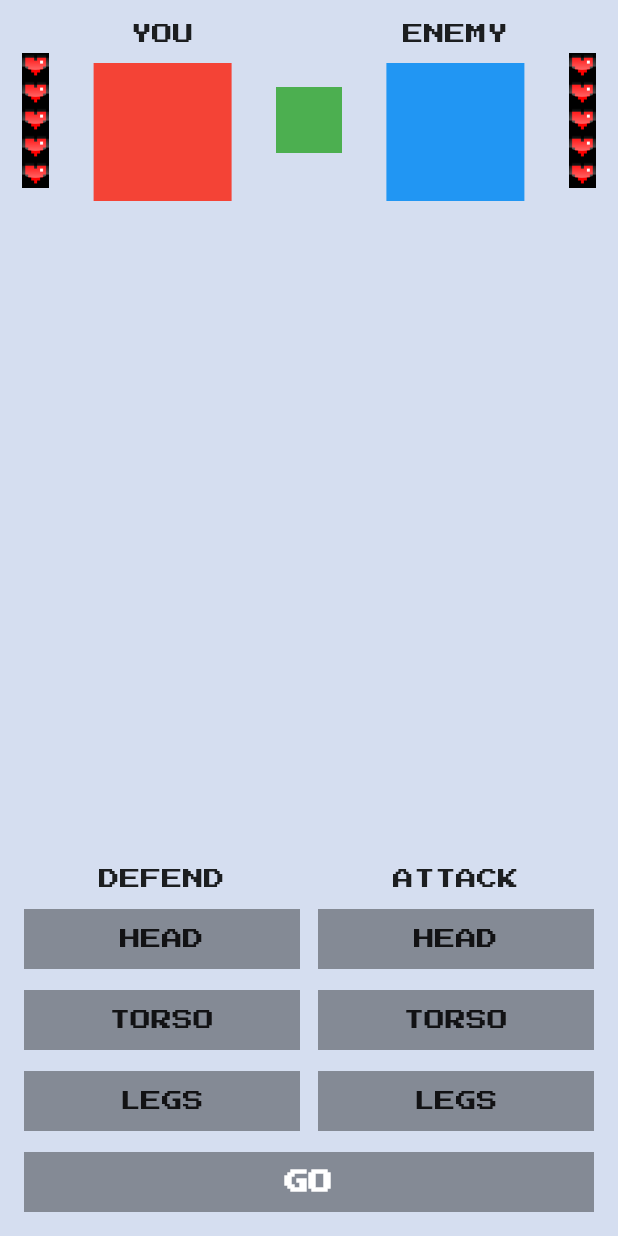
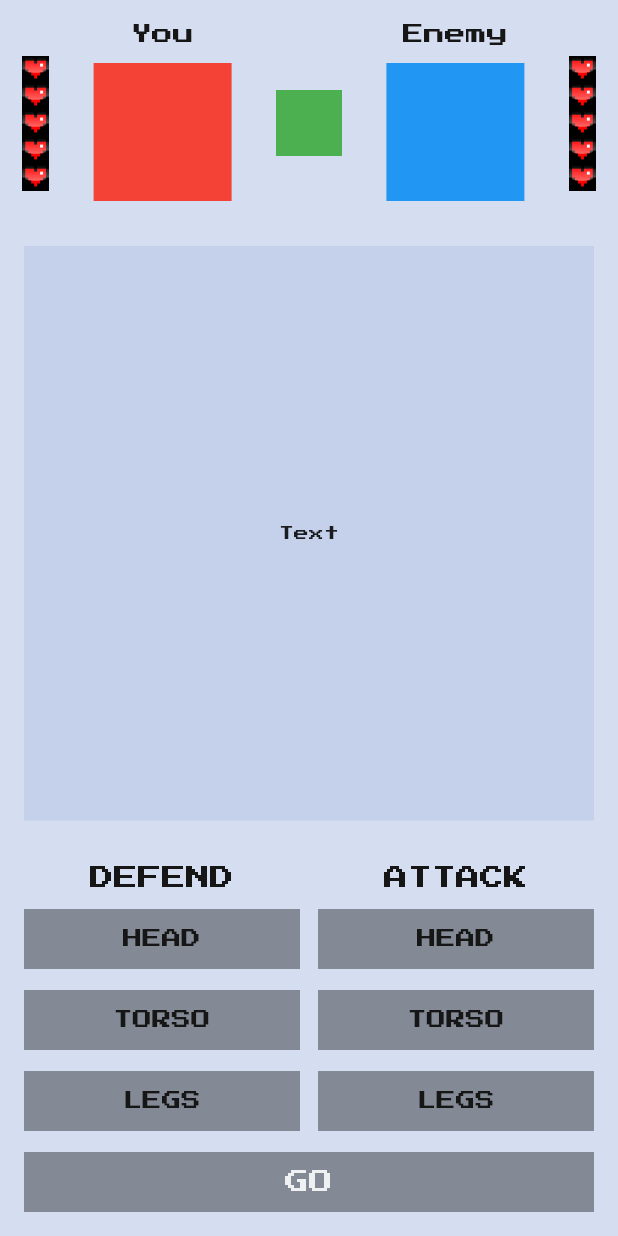
Before and after one commit to RNOVOSELOV/flutter_fight_club, a Flutter app: the screen it shows after launch, on a phone screen of 412 x 824 dp. Run offline on Flutter 3.47's test engine with Material 2 defaults, Android fonts, the phone set to English and light mode, and no system bars; our stand-ins replace google_fonts.

Commit message:
Tasks 1 2 3 4

```diff
--- /dev/null
+++ b/lib/fight_club_colors.dart
@@ -0,0 +1,18 @@
+import 'dart:ui';
+
+class FightClubColors {
+
+  FightClubColors._();
+
+  static const backgroundColor = Color(0xFFD5DEF0);
+  static const youPartBackgroundColor = Color.fromRGBO(255, 255, 255, 1);
+  static const enemyPartBackgroundColor = Color.fromRGBO(197, 209, 234, 1);
+  static const infoPanelBackgroundColor = enemyPartBackgroundColor;
+
+  static const greyButtonColor = Color.fromRGBO(0, 0, 0, 0.38);
+  static const blueButtonColor = Color.fromRGBO(28, 121, 206, 1);
+  static const blackButtonColor = Color.fromRGBO(0, 0, 0, 0.87);
+
+  static const darkGreyTextColor = Color.fromRGBO(22, 22, 22, 1);
+  static const whiteTextColor = Color.fromRGBO(255, 255, 255, 0.87);
+}
--- a/lib/main.dart
+++ b/lib/main.dart
@@ -1,6 +1,7 @@
 import 'dart:math';
 
 import 'package:flutter/material.dart';
+import 'package:flutter_fight_club/fight_club_colors.dart';
 import 'package:google_fonts/google_fonts.dart';
 
 import 'fight_club_icons.dart';
@@ -42,34 +43,55 @@
   BodyPart whatEnemyDefends = BodyPart._random();
 
   int yourLives = maxLives;
-  int enemysLives = maxLives;
+  int enemiesLives = maxLives;
 
   @override
   Widget build(BuildContext context) {
     return Scaffold(
-      backgroundColor: Color(0xFFD5DEF0),
+      backgroundColor: FightClubColors.backgroundColor,
       body: SafeArea(
         child: Column(
           children: [
             FightersInfoWidget(
               maxLivesCount: maxLives,
               yourLivesCount: yourLives,
-              enemiesLivesCount: enemysLives,
+              enemiesLivesCount: enemiesLives,
             ),
-            Expanded(child: SizedBox()),
+            const Expanded(
+                child: Padding(
+              padding: EdgeInsets.only(
+                left: 16,
+                right: 16,
+                bottom: 30,
+              ),
+              child: SizedBox(
+                width: double.infinity,
+                child: ColoredBox(
+                  color: FightClubColors.infoPanelBackgroundColor,
+                  child: Center(
+                      child: Text(
+                    "Text",
+                    style: TextStyle(
+                      fontSize: 10,
+                      fontWeight: FontWeight.w400,
+                    ),
+                  )),
+                ),
+              ),
+            )),
             ControlsWidget(
               defendingBodyPart: defendingBodyPart,
               selectDefendingBodyPart: _selectDefendingBodyPart,
               attackingBodyPart: attackingBodyPart,
               selectAttackingBodyPart: _selectAttackingBodyPart,
             ),
-            SizedBox(height: 14),
+            const SizedBox(height: 14),
             GoButtonWidget(
               onTap: _onGoButtonClicked,
               color: _getGoButtonColor(),
               text: _gameIsOver() ? "Start new Game" : "Go",
             ),
-            SizedBox(height: 16),
+            const SizedBox(height: 16),
           ],
         ),
       ),
@@ -83,23 +105,21 @@
   }
 
   bool _gameIsOver() {
-    return (yourLives == 0 || enemysLives == 0);
+    return (yourLives == 0 || enemiesLives == 0);
   }
 
   Color _getGoButtonColor() {
-    if (_gameIsOver()) {
-      return const Color.fromRGBO(0, 0, 0, 0.87);
-    } else if (_bodyPartsIsChecked()) {
-      return const Color.fromRGBO(0, 0, 0, 0.87);
+    if (_gameIsOver() || _bodyPartsIsChecked()) {
+      return FightClubColors.blackButtonColor;
     }
-    return Color.fromRGBO(0, 0, 0, 0.38);
+    return FightClubColors.greyButtonColor;
   }
 
   void _onGoButtonClicked() {
     if (_gameIsOver()) {
       setState(() {
         yourLives = maxLives;
-        enemysLives = maxLives;
+        enemiesLives = maxLives;
       });
     } else if (_bodyPartsIsChecked()) {
       setState(() {
@@ -107,7 +127,7 @@
         final bool youLooseLife = defendingBodyPart != whatEnemyAttacks;
 
         if (enemyLooseLife) {
-          enemysLives--;
+          enemiesLives--;
         }
         if (youLooseLife) {
           yourLives--;
@@ -156,7 +176,7 @@
   @override
   Widget build(BuildContext context) {
     return SizedBox(
-      height: 160,
+      //    height: 160,
       child: Row(
         mainAxisAlignment: MainAxisAlignment.spaceAround,
         children: [
@@ -164,12 +184,18 @@
               overallLivesCount: maxLivesCount,
               currentLivesCount: yourLivesCount),
           Column(
-            children: [
-              const SizedBox(
+            children: const [
+              SizedBox(
                 height: 16,
               ),
-              Text("You".toUpperCase()),
-              const SizedBox(
+              Text(
+                "You",
+                style: TextStyle(
+                    fontSize: 14,
+                    fontWeight: FontWeight.w400,
+                    color: FightClubColors.darkGreyTextColor),
+              ),
+              SizedBox(
                 height: 12,
               ),
               ColoredBox(
@@ -178,9 +204,12 @@
                     height: 92,
                     width: 92,
                   )),
+              SizedBox(
+                height: 30,
+              )
             ],
           ),
-          ColoredBox(
+          const ColoredBox(
             color: Colors.green,
             child: SizedBox(
               width: 44,
@@ -188,12 +217,18 @@
             ),
           ),
           Column(
-            children: [
-              const SizedBox(
+            children: const [
+              SizedBox(
                 height: 16,
               ),
-              Text("Enemy".toUpperCase()),
-              const SizedBox(
+              Text(
+                "Enemy",
+                style: TextStyle(
+                    fontSize: 14,
+                    fontWeight: FontWeight.w400,
+                    color: FightClubColors.darkGreyTextColor),
+              ),
+              SizedBox(
                 height: 12,
               ),
               ColoredBox(
@@ -202,6 +237,9 @@
                     height: 92,
                     width: 92,
                   )),
+              SizedBox(
+                height: 30,
+              )
             ],
           ),
           LivesWidget(
@@ -232,14 +270,18 @@
     return Row(
       mainAxisAlignment: MainAxisAlignment.center,
       children: [
-        SizedBox(
+        const SizedBox(
           width: 16,
         ),
         Expanded(
           child: Column(
             children: [
-              Text("Defend".toUpperCase()),
-              SizedBox(
+              Text("Defend".toUpperCase(),
+                  style: const TextStyle(
+                      fontSize: 16,
+                      fontWeight: FontWeight.w400,
+                      color: FightClubColors.darkGreyTextColor)),
+              const SizedBox(
                 height: 13,
               ),
               BodyPartButton(
@@ -247,7 +289,7 @@
                 selected: defendingBodyPart == BodyPart.head,
                 bodyPartSetter: selectDefendingBodyPart,
               ),
-              SizedBox(
+              const SizedBox(
                 height: 14,
               ),
               BodyPartButton(
@@ -255,7 +297,7 @@
                 selected: defendingBodyPart == BodyPart.torso,
                 bodyPartSetter: selectDefendingBodyPart,
               ),
-              SizedBox(
+              const SizedBox(
                 height: 14,
               ),
               BodyPartButton(
@@ -266,14 +308,18 @@
             ],
           ),
         ),
-        SizedBox(
+        const SizedBox(
           width: 12,
         ),
         Expanded(
           child: Column(
             children: [
-              Text("Attack".toUpperCase()),
-              SizedBox(
+              Text("Attack".toUpperCase(),
+                  style: const TextStyle(
+                      fontSize: 16,
+                      fontWeight: FontWeight.w400,
+                      color: FightClubColors.darkGreyTextColor)),
+              const SizedBox(
                 height: 13,
               ),
               BodyPartButton(
@@ -281,7 +327,7 @@
                 selected: attackingBodyPart == BodyPart.head,
                 bodyPartSetter: selectAttackingBodyPart,
               ),
-              SizedBox(
+              const SizedBox(
                 height: 14,
               ),
               BodyPartButton(
@@ -289,7 +335,7 @@
                 selected: attackingBodyPart == BodyPart.torso,
                 bodyPartSetter: selectAttackingBodyPart,
               ),
-              SizedBox(
+              const SizedBox(
                 height: 14,
               ),
               BodyPartButton(
@@ -300,7 +346,7 @@
             ],
           ),
         ),
-        SizedBox(
+        const SizedBox(
           width: 16,
         )
       ],
@@ -369,9 +415,9 @@
             child: Center(
               child: Text(
                 text.toUpperCase(),
-            style: TextStyle(
-                color: Colors.white,
-                fontWeight: FontWeight.w900,
+                style: const TextStyle(
+                    color: FightClubColors.whiteTextColor,
+                    fontWeight: FontWeight.w400,
                     fontSize: 16),
               ),
             ),
@@ -399,7 +445,8 @@
   static const List<BodyPart> _values = [head, torso, legs];
 
   static BodyPart _random() {
-    return _values[Random().nextInt(_values.length)];
+    return _values[
+        Random(DateTime.now().millisecondsSinceEpoch).nextInt(_values.length)];
   }
 }
 
@@ -423,9 +470,16 @@
         height: 40,
         child: ColoredBox(
           color: selected
-              ? const Color.fromRGBO(28, 121, 206, 1)
-              : Color.fromRGBO(0, 0, 0, 0.38),
-          child: Center(child: Text(bodyPart.name.toUpperCase())),
+              ? FightClubColors.blueButtonColor
+              : FightClubColors.greyButtonColor,
+          child: Center(
+              child: Text(bodyPart.name.toUpperCase(),
+                  style: TextStyle(
+                      fontSize: 13,
+                      fontWeight: FontWeight.w400,
+                      color: selected
+                          ? FightClubColors.whiteTextColor
+                          : FightClubColors.darkGreyTextColor))),
         ),
       ),
     );
```
Lines whose indentation alone changed are shown as unchanged.
